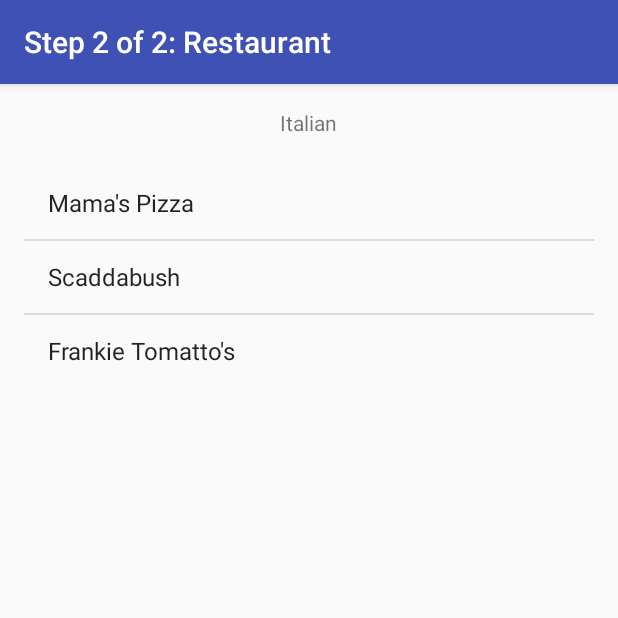
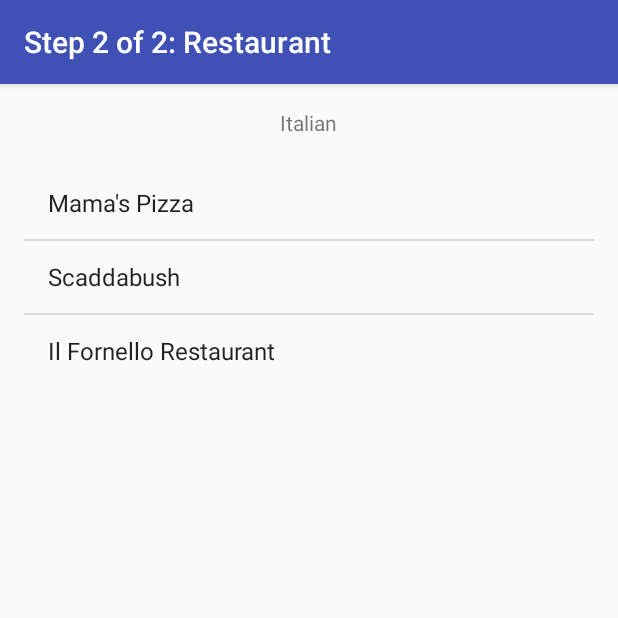
Before and after one commit to wchung555/COMP307-Assignment-5, an Android app: the screen it shows after launch (RestaurantActivity), after a tap on "Italian", on a phone screen of 412 x 824 dp, the top half of it. Run offline under Robolectric (Android 15) with nearby library versions, the phone set to English and light mode, and no system bars.

Commit message:
Relocated map points to Toronto

```diff
--- a/app/src/debug/res/values/google_maps_api.xml
+++ b/app/src/debug/res/values/google_maps_api.xml
@@ -1,7 +1,5 @@
 <resources>
     <!--
-    TODO: Before you run your application, you need a Google Maps API key.
-
     To get one, follow this link, follow the directions and press "Create" at the end:
 
     https://console.developers.google.com/flows/enableapi?apiid=maps_android_backend&keyType=CLIENT_SIDE_ANDROID&r=97:8B:EF:23:FD:A5:C7:09:FB:3F:56:C3:8A:7A:3E:E0:BA:29:F5:2C%3Bcom.winniechung_josephtinoco_comp307lab5_ex1
@@ -16,6 +14,6 @@
     string in this file.
     -->
     <string name="google_maps_key" templateMergeStrategy="preserve" translatable="false">
-        AIzaSyC4KfF0_y22s15wtqVn8safxO2wC70CGGY
+        AIzaSyAK27JBWmo8SaUdeqH3f50HqBh51fnvI9A
     </string>
 </resources>
--- a/app/src/main/AndroidManifest.xml
+++ b/app/src/main/AndroidManifest.xml
@@ -11,6 +11,11 @@
          location permissions for the 'MyLocation' functionality.
     -->
     <uses-permission android:name="android.permission.ACCESS_FINE_LOCATION" />
+    <uses-permission android:name="android.permission.INTERNET"/>
+    <uses-permission android:name="android.permission.ACCESS_NETWORK_STATE"/>
+    <uses-permission android:name="android.permission.WRITE_EXTERNAL_STORAGE"/>
+    <uses-permission android:name="com.google.android.providers.gsf.permission.READ_GSERVICES"/>
+    <uses-permission android:name="android.permission.ACCESS_COARSE_LOCATION"/>
 
     <application
         android:allowBackup="true"
--- a/app/src/main/res/values/strings.xml
+++ b/app/src/main/res/values/strings.xml
@@ -15,7 +15,7 @@
     </string-array>
 
     <string-array name="american_restaurants">
-        <item>Bareburger</item>
+        <item>Big Smoke Burger</item>
         <item>Denny\'s</item>
         <item>Moxie\'s Bar and Grill</item>
     </string-array>
@@ -23,24 +23,24 @@
     <string-array name="chinese_restaurants">
         <item>Mandarin Restaurant</item>
         <item>Congee Queen</item>
-        <item>Ginger and Onion Cuisine</item>
+        <item>Golden Star Restaurant</item>
     </string-array>
 
     <string-array name="italian_restaurants">
         <item>Mama\'s Pizza</item>
         <item>Scaddabush</item>
-        <item>Frankie Tomatto\'s</item>
+        <item>Il Fornello Restaurant</item>
     </string-array>
 
     <string-array name="japanese_restaurants">
-        <item>Sushi Legend</item>
+        <item>Ajisen Ramen</item>
         <item>Kaiju</item>
         <item>Don Don Izakaya</item>
     </string-array>
 
     <string-array name="mediterranean_restaurants">
         <item>Jimmy the Greek</item>
-        <item>Pantheon Restaurant</item>
+        <item>Teta\'s Mediterranean Kitchen</item>
         <item>Mykonos Mediterranean Grill</item>
     </string-array>
     <string name="title_activity_map">Map</string>
--- a/build.gradle
+++ b/build.gradle
@@ -5,7 +5,7 @@ buildscript {
         jcenter()
     }
     dependencies {
-        classpath 'com.android.tools.build:gradle:2.1.3'
+        classpath 'com.android.tools.build:gradle:2.2.2'
 
         // NOTE: Do not place your application dependencies here; they belong
         // in the individual module build.gradle files
```
Also changed, not shown: app/src/main/java/com/winniechung_josephtinoco_comp307lab5_ex1/MapActivity.java (+17 -3 lines), app/src/main/java/com/winniechung_josephtinoco_comp307lab5_ex1/RestaurantActivity.java (+2 -29 lines).
